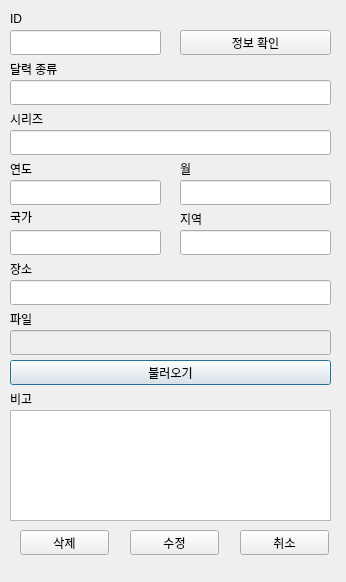
Above: modify.ui from wereno4/churchalbum before the change. Below: the same form after it.
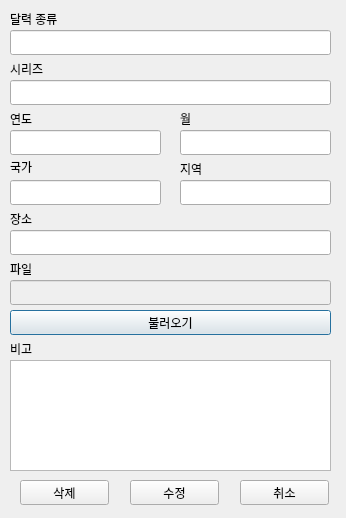
That is the form after the change.

```diff
--- a/modify.ui
+++ b/modify.ui
@@ -7,7 +7,7 @@
     <x>0</x>
     <y>0</y>
     <width>346</width>
-    <height>582</height>
+    <height>518</height>
    </rect>
   </property>
   <property name="windowTitle">
@@ -17,7 +17,7 @@
    <property name="geometry">
     <rect>
      <x>10</x>
-     <y>260</y>
+     <y>210</y>
      <width>67</width>
      <height>17</height>
     </rect>
@@ -30,7 +30,7 @@
    <property name="geometry">
     <rect>
      <x>10</x>
-     <y>80</y>
+     <y>30</y>
      <width>321</width>
      <height>25</height>
     </rect>
@@ -40,7 +40,7 @@
    <property name="geometry">
     <rect>
      <x>180</x>
-     <y>160</y>
+     <y>110</y>
      <width>67</width>
      <height>17</height>
     </rect>
@@ -53,7 +53,7 @@
    <property name="geometry">
     <rect>
      <x>10</x>
-     <y>110</y>
+     <y>60</y>
      <width>67</width>
      <height>17</height>
     </rect>
@@ -66,7 +66,7 @@
    <property name="geometry">
     <rect>
      <x>180</x>
-     <y>210</y>
+     <y>160</y>
      <width>67</width>
      <height>17</height>
     </rect>
@@ -79,7 +79,7 @@
    <property name="geometry">
     <rect>
      <x>10</x>
-     <y>390</y>
+     <y>340</y>
      <width>67</width>
      <height>17</height>
     </rect>
@@ -92,7 +92,7 @@
    <property name="geometry">
     <rect>
      <x>10</x>
-     <y>60</y>
+     <y>10</y>
      <width>67</width>
      <height>17</height>
     </rect>
@@ -108,7 +108,7 @@
    <property name="geometry">
     <rect>
      <x>10</x>
-     <y>330</y>
+     <y>280</y>
      <width>321</width>
      <height>25</height>
     </rect>
@@ -118,7 +118,7 @@
    <property name="geometry">
     <rect>
      <x>10</x>
-     <y>410</y>
+     <y>360</y>
      <width>321</width>
      <height>111</height>
     </rect>
@@ -128,7 +128,7 @@
    <property name="geometry">
     <rect>
      <x>10</x>
-     <y>310</y>
+     <y>260</y>
      <width>67</width>
      <height>17</height>
     </rect>
@@ -141,7 +141,7 @@
    <property name="geometry">
     <rect>
      <x>10</x>
-     <y>230</y>
+     <y>180</y>
      <width>151</width>
      <height>25</height>
     </rect>
@@ -151,7 +151,7 @@
    <property name="geometry">
     <rect>
      <x>10</x>
-     <y>160</y>
+     <y>110</y>
      <width>67</width>
      <height>17</height>
     </rect>
@@ -164,7 +164,7 @@
    <property name="geometry">
     <rect>
      <x>10</x>
-     <y>180</y>
+     <y>130</y>
      <width>151</width>
      <height>25</height>
     </rect>
@@ -174,7 +174,7 @@
    <property name="geometry">
     <rect>
      <x>10</x>
-     <y>280</y>
+     <y>230</y>
      <width>321</width>
      <height>25</height>
     </rect>
@@ -184,7 +184,7 @@
    <property name="geometry">
     <rect>
      <x>10</x>
-     <y>207</y>
+     <y>157</y>
      <width>111</width>
      <height>20</height>
     </rect>
@@ -197,7 +197,7 @@
    <property name="geometry">
     <rect>
      <x>10</x>
-     <y>130</y>
+     <y>80</y>
      <width>321</width>
      <height>25</height>
     </rect>
@@ -207,7 +207,7 @@
    <property name="geometry">
     <rect>
      <x>10</x>
-     <y>360</y>
+     <y>310</y>
      <width>321</width>
      <height>25</height>
     </rect>
@@ -220,7 +220,7 @@
    <property name="geometry">
     <rect>
      <x>180</x>
-     <y>180</y>
+     <y>130</y>
      <width>151</width>
      <height>25</height>
     </rect>
@@ -230,53 +230,17 @@
    <property name="geometry">
     <rect>
      <x>180</x>
-     <y>230</y>
+     <y>180</y>
      <width>151</width>
      <height>25</height>
     </rect>
    </property>
   </widget>
-  <widget class="QLabel" name="IDlabel">
-   <property name="geometry">
-    <rect>
-     <x>10</x>
-     <y>10</y>
-     <width>67</width>
-     <height>17</height>
-    </rect>
-   </property>
-   <property name="text">
-    <string>ID</string>
-   </property>
-  </widget>
-  <widget class="QLineEdit" name="ID">
-   <property name="geometry">
-    <rect>
-     <x>10</x>
-     <y>30</y>
-     <width>151</width>
-     <height>25</height>
-    </rect>
-   </property>
-  </widget>
-  <widget class="QPushButton" name="checkID">
-   <property name="geometry">
-    <rect>
-     <x>180</x>
-     <y>30</y>
-     <width>151</width>
-     <height>25</height>
-    </rect>
-   </property>
-   <property name="text">
-    <string>정보 확인</string>
-   </property>
-  </widget>
   <widget class="QPushButton" name="deleteButton">
    <property name="geometry">
     <rect>
      <x>20</x>
-     <y>530</y>
+     <y>480</y>
      <width>89</width>
      <height>25</height>
     </rect>
@@ -289,7 +253,7 @@
    <property name="geometry">
     <rect>
      <x>130</x>
-     <y>530</y>
+     <y>480</y>
      <width>89</width>
      <height>25</height>
     </rect>
@@ -302,7 +266,7 @@
    <property name="geometry">
     <rect>
      <x>240</x>
-     <y>530</y>
+     <y>480</y>
      <width>89</width>
      <height>25</height>
     </rect>
```
